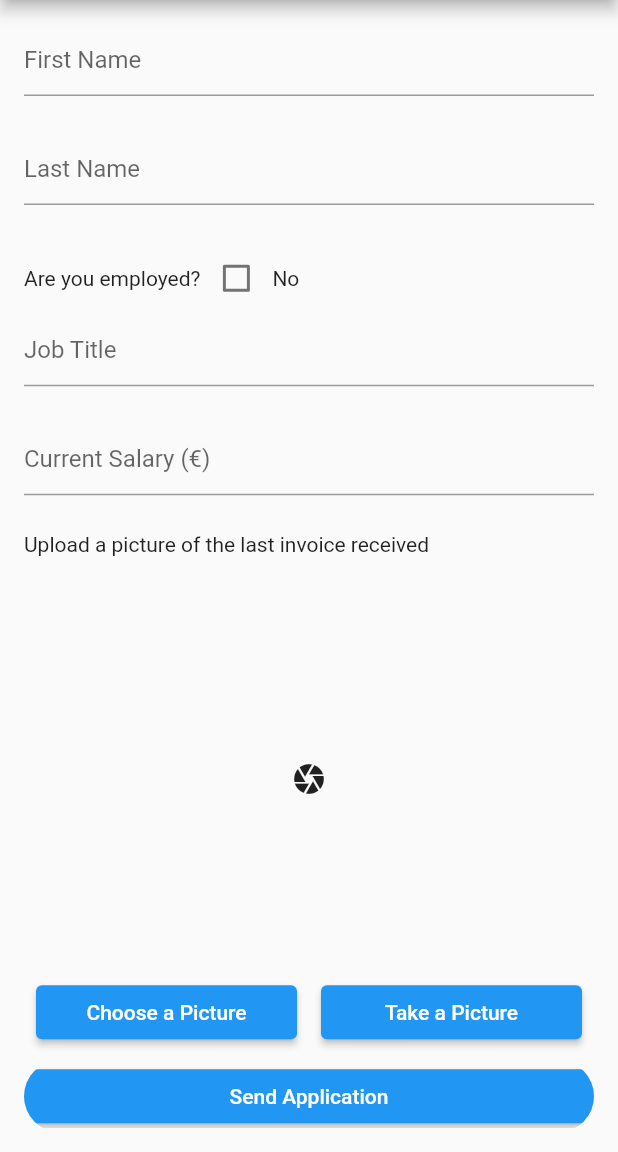
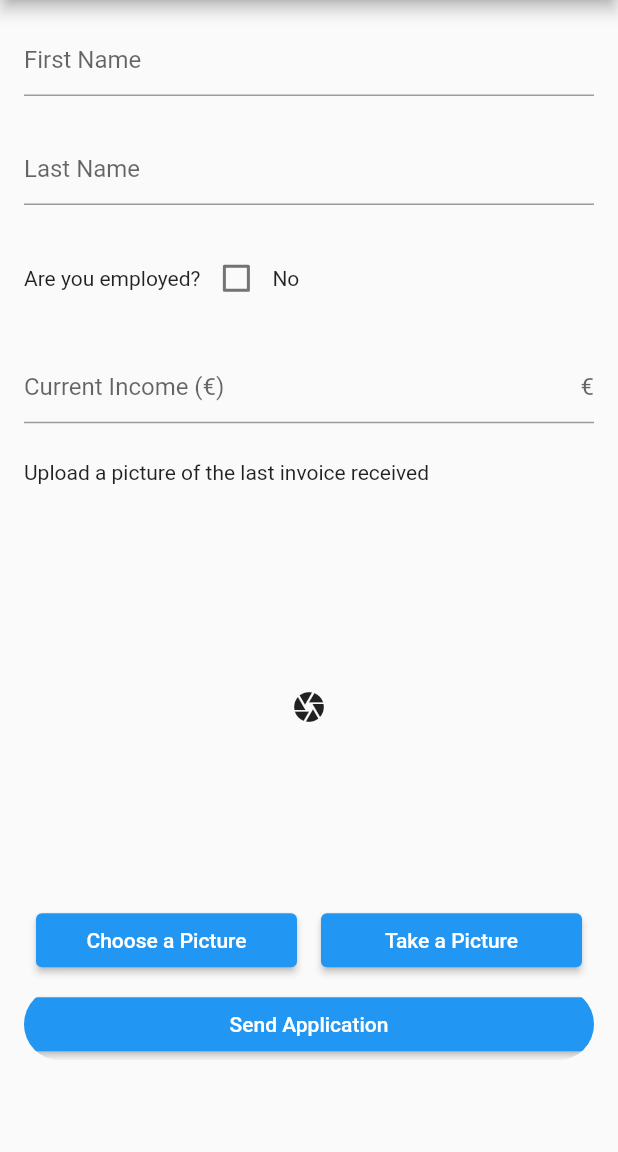
Before and after one commit to pre2andrei/myCreditLoan, a Flutter app: the screen it shows after launch, after a tap on "Agree & Continue", on a phone screen of 412 x 824 dp, the part 84-1236 px from its top. Run offline on Flutter 3.47's test engine with Material 2 defaults, Android fonts, the light colour scheme and no system bars; our stand-ins replace image_picker.

Commit message:
hide job title field if the user is unemployed

```diff
--- a/lib/screens/PersonalDataFormScreen.dart
+++ b/lib/screens/PersonalDataFormScreen.dart
@@ -74,11 +74,9 @@ class _PersonalDataFormScreenState extends State<PersonalDataFormScreen> {
                           });
                         }),
                     Text(isEmployed ? 'Yes' : 'No'),
-                    const Spacing(
-                      vertical: true,
-                    ),
                   ],
                 ),
+                if (isEmployed)
                   PersonalDataTextField(
                     controller: jobController,
                     hint: 'Job Title',
@@ -89,7 +87,7 @@ class _PersonalDataFormScreenState extends State<PersonalDataFormScreen> {
                 ),
                 PersonalDataTextField(
                   controller: salaryController,
-                  hint: 'Current Salary (€)',
+                  hint: 'Current Income (€)',
                   currency: true,
                 ),
                 const Spacing(vertical: true),
@@ -112,8 +110,8 @@ class _PersonalDataFormScreenState extends State<PersonalDataFormScreen> {
                         child: Padding(
                       padding: const EdgeInsets.all(8.0),
                       child: ElevatedButton(
-                        onPressed: () {
-                          pickImage(ImageSource.gallery);
+                        onPressed: () async {
+                          await pickImage(ImageSource.gallery);
                           setState(() {
                             showPicError = false;
                           });
@@ -131,7 +129,7 @@ class _PersonalDataFormScreenState extends State<PersonalDataFormScreen> {
                             showPicError = false;
                           });
                         },
-                        child: Text('Take a Picture'),
+                        child: const Text('Take a Picture'),
                       ),
                     ))
                   ],
@@ -149,7 +147,8 @@ class _PersonalDataFormScreenState extends State<PersonalDataFormScreen> {
                                 showPicError = true;
                               });
                             }
-                            if (!_formKey.currentState!.validate()||image == null) return;
+                            if (!_formKey.currentState!.validate() ||
+                                image == null) return;
 
                             int eligibilityScore = 0;
                             try {
@@ -158,7 +157,8 @@ class _PersonalDataFormScreenState extends State<PersonalDataFormScreen> {
                                           'https://www.random.org/integers/?num=1&min=1&max=6&col=1&base=10&format=plain&rnd=new')))
                                   .body);
                             } catch (e) {
-                              showDialog(barrierDismissible: false,
+                              showDialog(
+                                  barrierDismissible: false,
                                   context: context,
                                   builder: (context) => AlertDialog(
                                         title: const Text('Error'),
@@ -202,7 +202,10 @@ class _PersonalDataFormScreenState extends State<PersonalDataFormScreen> {
                                       ),
                                       actions: <Widget>[
                                         TextButton(
-                                          child: const Text('Okey'),
+                                          child: const Text(
+                                            'Ok',
+                                            style: TextStyle(fontSize: 16),
+                                          ),
                                           onPressed: () {
                                             Navigator.of(context).pop();
                                           },
@@ -245,10 +248,11 @@ class PersonalDataTextField extends StatelessWidget {
           numeric || currency ? TextInputType.number : TextInputType.text,
       controller: controller,
       decoration: InputDecoration(
+          floatingLabelBehavior: FloatingLabelBehavior.always,
           suffixText: currency ? '€' : null,
           hintText: hint,
           border: const UnderlineInputBorder(
-              borderSide:const  BorderSide(color: Colors.blue))),
+              borderSide: const BorderSide(color: Colors.blue))),
       validator: !req
           ? null
           : (value) {
```
Lines whose indentation alone changed are shown as unchanged.
